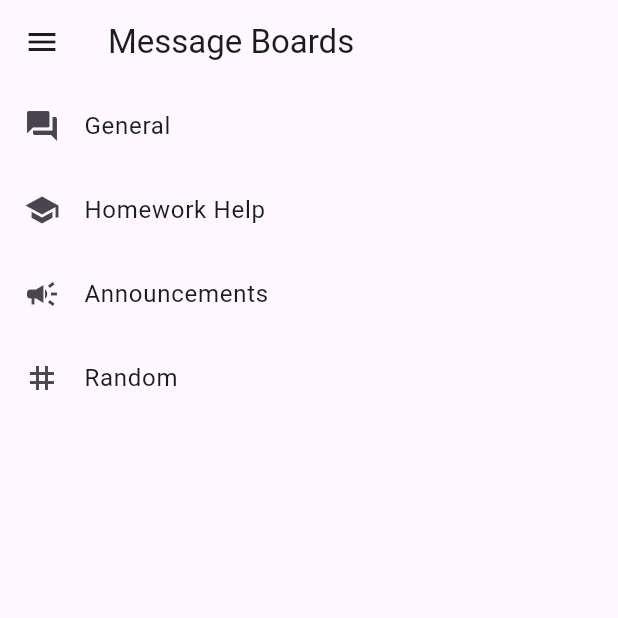
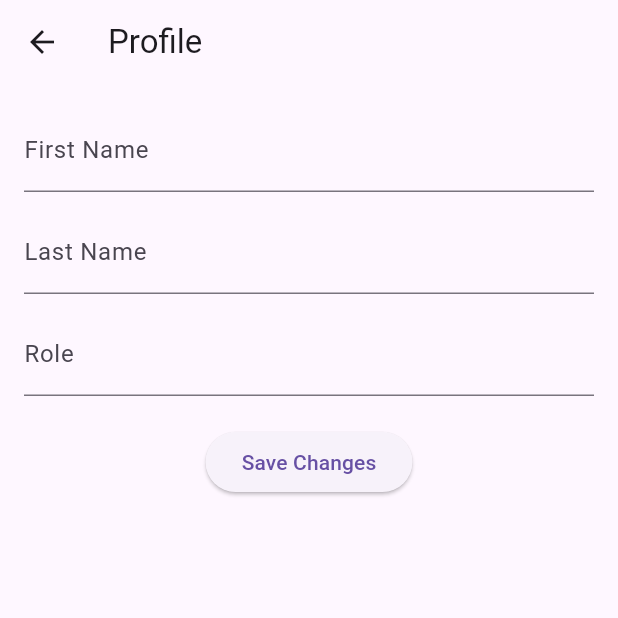
Before and after one commit to kevinlam13/MessageBoardApp-, a Flutter app: the screen it shows once a user with an empty profile is signed in, in the side drawer, after a tap on "Profile", on a phone screen of 412 x 824 dp, the top half of it. Run offline on Flutter 3.47's test engine with Material 3 defaults, Android fonts, the phone set to English and light mode, and no system bars; our stand-ins replace cloud_firestore, firebase_auth, firebase_core; accounts and stored records are empty.

Commit message:
add Profile and Settings pages with Firestore user editing + password update

```diff
--- a/lib/message_boards_page.dart
+++ b/lib/message_boards_page.dart
@@ -2,6 +2,8 @@ import 'package:flutter/material.dart';
 import 'package:firebase_auth/firebase_auth.dart';
 
 import 'chat_page.dart';
+import 'profile_page.dart';
+import 'settings_page.dart';
 
 class MessageBoardsPage extends StatelessWidget {
   const MessageBoardsPage({super.key});
@@ -43,16 +45,26 @@ class MessageBoardsPage extends StatelessWidget {
               leading: const Icon(Icons.person),
               title: const Text('Profile'),
               onTap: () {
-                // TODO: implement Profile page later
                 Navigator.pop(context);
+                Navigator.push(
+                  context,
+                  MaterialPageRoute(
+                    builder: (_) => const ProfilePage(),
+                  ),
+                );
               },
             ),
             ListTile(
               leading: const Icon(Icons.settings),
               title: const Text('Settings'),
               onTap: () {
-                // TODO: implement Settings page later
                 Navigator.pop(context);
+                Navigator.push(
+                  context,
+                  MaterialPageRoute(
+                    builder: (_) => const SettingsPage(),
+                  ),
+                );
               },
             ),
             const Divider(),
--- /dev/null
+++ b/lib/profile_page.dart
@@ -0,0 +1,106 @@
+import 'package:cloud_firestore/cloud_firestore.dart';
+import 'package:firebase_auth/firebase_auth.dart';
+import 'package:flutter/material.dart';
+
+class ProfilePage extends StatefulWidget {
+  const ProfilePage({super.key});
+
+  @override
+  State<ProfilePage> createState() => _ProfilePageState();
+}
+
+class _ProfilePageState extends State<ProfilePage> {
+  final user = FirebaseAuth.instance.currentUser;
+  final firstName = TextEditingController();
+  final lastName = TextEditingController();
+  final role = TextEditingController();
+
+  bool loading = true;
+  bool saving = false;
+
+  Future<void> loadUserData() async {
+    if (user == null) return;
+
+    final doc = await FirebaseFirestore.instance
+        .collection('users')
+        .doc(user!.uid)
+        .get();
+
+    final data = doc.data();
+    if (data != null) {
+      firstName.text = data['firstName'] ?? '';
+      lastName.text = data['lastName'] ?? '';
+      role.text = data['role'] ?? '';
+    }
+
+    setState(() => loading = false);
+  }
+
+  Future<void> saveChanges() async {
+    if (user == null) return;
+
+    setState(() => saving = true);
+
+    await FirebaseFirestore.instance
+        .collection('users')
+        .doc(user!.uid)
+        .update({
+      'firstName': firstName.text.trim(),
+      'lastName': lastName.text.trim(),
+      'role': role.text.trim(),
+    });
+
+    setState(() => saving = false);
+
+    ScaffoldMessenger.of(context).showSnackBar(
+      const SnackBar(content: Text('Profile updated!')),
+    );
+  }
+
+  @override
+  void initState() {
+    super.initState();
+    loadUserData();
+  }
+
+  @override
+  Widget build(BuildContext context) {
+    if (loading) {
+      return const Scaffold(
+        body: Center(child: CircularProgressIndicator()),
+      );
+    }
+
+    return Scaffold(
+      appBar: AppBar(title: const Text('Profile')),
+      body: Padding(
+        padding: const EdgeInsets.all(16),
+        child: Column(
+          children: [
+            TextField(
+              controller: firstName,
+              decoration: const InputDecoration(labelText: 'First Name'),
+            ),
+            const SizedBox(height: 12),
+            TextField(
+              controller: lastName,
+              decoration: const InputDecoration(labelText: 'Last Name'),
+            ),
+            const SizedBox(height: 12),
+            TextField(
+              controller: role,
+              decoration: const InputDecoration(labelText: 'Role'),
+            ),
+            const SizedBox(height: 20),
+            ElevatedButton(
+              onPressed: saving ? null : saveChanges,
+              child: saving
+                  ? const CircularProgressIndicator()
+                  : const Text('Save Changes'),
+            ),
+          ],
+        ),
+      ),
+    );
+  }
+}
```
Also changed, not shown: lib/settings_page.dart (added, +73 -0 lines), firebase.json, lib/firebase_options.dart.
